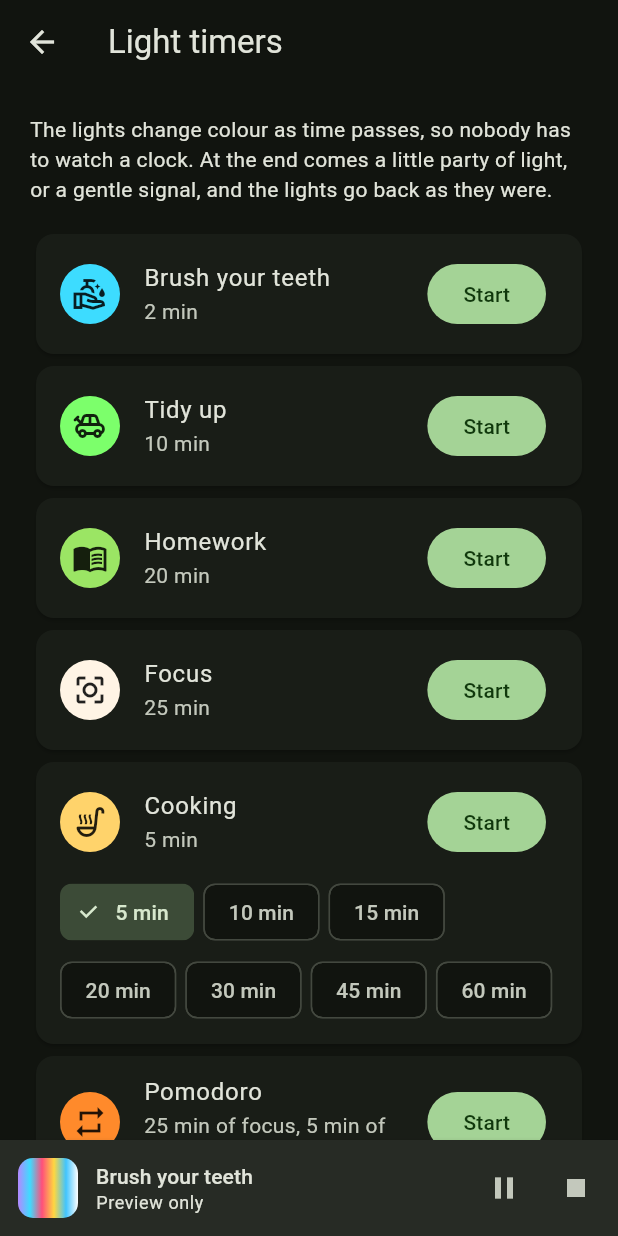
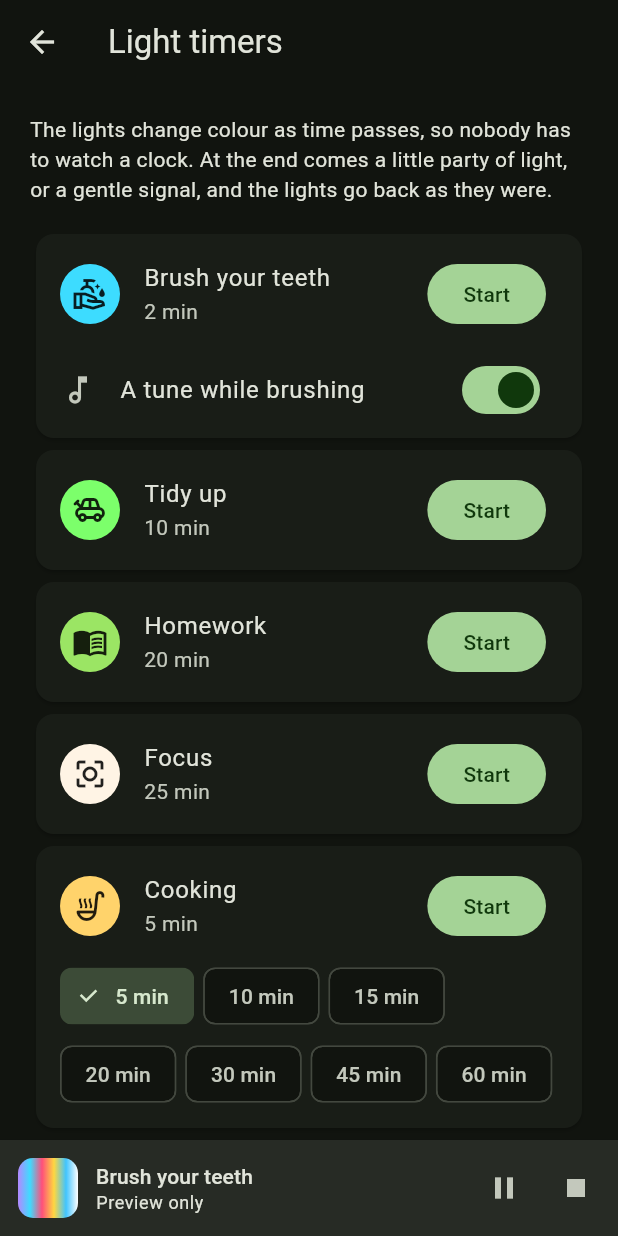
Before and after one commit to fz1101hub/Lumifx, a Flutter app: the TimersScreen screen opened directly, after a tap on "Start", after a tap on "5 min", on a phone screen of 412 x 824 dp. Run offline on Flutter 3.47's test engine with Material 3 defaults, Android fonts, the phone set to English and light mode, and no system bars; our stand-ins replace audioplayers, camera, flutter_secure_storage, flutter_tts, image_picker, qr_flutter and 2 more; missing offline and left inert: nsd, pointycastle, quick_actions, record; accounts and stored records are empty; generated files the repository leaves out were written again.

Commit message:
feat: a music-box tune while brushing teeth
The teeth timer can play Twinkle Twinkle on the music box round and
round through the two minutes (on by default, with sounds on); the
lights count down as before.

Co-Authored-By: Claude Opus 5.5 <noreply@anthropic.com>
Claude-Session: https://claude.ai/code/session_01Szg8pjb3m6ZX5QZMLK69pw

```diff
--- a/lib/l10n/app_de.arb
+++ b/lib/l10n/app_de.arb
@@ -1096,5 +1096,6 @@
   "noiseLoud": "Es wird laut …",
   "noiseTooLoud": "Zu laut!",
   "noiseTooLoudTimes": "{count, plural, =0{Noch nie zu laut} =1{Einmal zu laut} other{{count}-mal zu laut}}",
-  "noiseMicDenied": "LumiFX braucht das Mikrofon, um zu hören, wie laut es ist. Erlaube es in den Einstellungen des Telefons."
+  "noiseMicDenied": "LumiFX braucht das Mikrofon, um zu hören, wie laut es ist. Erlaube es in den Einstellungen des Telefons.",
+  "timerTune": "Eine Melodie beim Zähneputzen"
 }
--- a/lib/l10n/app_en.arb
+++ b/lib/l10n/app_en.arb
@@ -4419,5 +4419,9 @@
   "noiseMicDenied": "LumiFX needs the microphone to hear how loud it is. Allow it in the phone's settings.",
   "@noiseMicDenied": {
     "description": "Noise light: the microphone cannot be used"
+  },
+  "timerTune": "A tune while brushing",
+  "@timerTune": {
+    "description": "Teeth timer: switch to play a music-box tune while brushing"
   }
 }
--- a/lib/l10n/app_es.arb
+++ b/lib/l10n/app_es.arb
@@ -1096,5 +1096,6 @@
   "noiseLoud": "Hay mucho ruido…",
   "noiseTooLoud": "¡Demasiado ruido!",
   "noiseTooLoudTimes": "{count, plural, =0{Aún sin demasiado ruido} =1{Demasiado ruido una vez} other{Demasiado ruido {count} veces}}",
-  "noiseMicDenied": "LumiFX necesita el micrófono para oír cuánto ruido hay. Permítelo en los ajustes del teléfono."
+  "noiseMicDenied": "LumiFX necesita el micrófono para oír cuánto ruido hay. Permítelo en los ajustes del teléfono.",
+  "timerTune": "Una melodía mientras te cepillas"
 }
--- a/lib/l10n/app_fr.arb
+++ b/lib/l10n/app_fr.arb
@@ -1096,5 +1096,6 @@
   "noiseLoud": "Ça devient bruyant…",
   "noiseTooLoud": "Trop fort !",
   "noiseTooLoudTimes": "{count, plural, =0{Jamais trop fort pour l'instant} =1{Trop fort une fois} other{Trop fort {count} fois}}",
-  "noiseMicDenied": "LumiFX a besoin du micro pour entendre le volume. Autorise-le dans les réglages du téléphone."
+  "noiseMicDenied": "LumiFX a besoin du micro pour entendre le volume. Autorise-le dans les réglages du téléphone.",
+  "timerTune": "Une mélodie pendant le brossage"
 }
--- a/lib/l10n/app_it.arb
+++ b/lib/l10n/app_it.arb
@@ -1096,5 +1096,6 @@
   "noiseLoud": "Il rumore cresce…",
   "noiseTooLoud": "Troppo rumore!",
   "noiseTooLoudTimes": "{count, plural, =0{Ancora mai troppo rumore} =1{Troppo rumore una volta} other{Troppo rumore {count} volte}}",
-  "noiseMicDenied": "LumiFX ha bisogno del microfono per sentire quanto rumore c'è. Consentilo nelle impostazioni del telefono."
+  "noiseMicDenied": "LumiFX ha bisogno del microfono per sentire quanto rumore c'è. Consentilo nelle impostazioni del telefono.",
+  "timerTune": "Una melodia mentre ti lavi i denti"
 }
--- a/lib/l10n/app_ja.arb
+++ b/lib/l10n/app_ja.arb
@@ -1096,5 +1096,6 @@
   "noiseLoud": "ちょっとにぎやか…",
   "noiseTooLoud": "うるさすぎ！",
   "noiseTooLoudTimes": "{count, plural, other{うるさすぎ：{count}回}}",
-  "noiseMicDenied": "音の大きさを聞くにはマイクが必要です。スマートフォンの設定で許可してください。"
+  "noiseMicDenied": "音の大きさを聞くにはマイクが必要です。スマートフォンの設定で許可してください。",
+  "timerTune": "はみがき中にメロディ"
 }
--- a/lib/l10n/app_nl.arb
+++ b/lib/l10n/app_nl.arb
@@ -1096,5 +1096,6 @@
   "noiseLoud": "Het wordt luid…",
   "noiseTooLoud": "Te luid!",
   "noiseTooLoudTimes": "{count, plural, =0{Nog niet te luid geweest} =1{Eén keer te luid} other{{count} keer te luid}}",
-  "noiseMicDenied": "LumiFX heeft de microfoon nodig om te horen hoe luid het is. Sta het toe in de instellingen van de telefoon."
+  "noiseMicDenied": "LumiFX heeft de microfoon nodig om te horen hoe luid het is. Sta het toe in de instellingen van de telefoon.",
+  "timerTune": "Een melodietje tijdens het poetsen"
 }
--- a/lib/l10n/app_pt.arb
+++ b/lib/l10n/app_pt.arb
@@ -1096,5 +1096,6 @@
   "noiseLoud": "Está ficando barulhento…",
   "noiseTooLoud": "Barulho demais!",
   "noiseTooLoudTimes": "{count, plural, =0{Ainda sem barulho demais} =1{Barulho demais uma vez} other{Barulho demais {count} vezes}}",
-  "noiseMicDenied": "O LumiFX precisa do microfone para ouvir o volume. Permita nas configurações do telefone."
+  "noiseMicDenied": "O LumiFX precisa do microfone para ouvir o volume. Permita nas configurações do telefone.",
+  "timerTune": "Uma melodia enquanto escova"
 }
--- a/lib/src/core/sound/soundscape.dart
+++ b/lib/src/core/sound/soundscape.dart
@@ -29,6 +29,11 @@ class Soundscape {
 
 /// The id prefix of the effects that play a melody.
 const melodyEffectPrefix = '${LightingEffect.generatedPrefix}melody:';
+
+/// Ends the id of a light timer that plays a tune while it counts down.
+const timerTuneSuffix = ':tune';
+
+const _timerPrefix = '${LightingEffect.generatedPrefix}timer:';
 
 const _byEffect = <String, Soundscape>{
   'fireplace': Soundscape([Ambience.fire]),
@@ -74,6 +79,21 @@ Soundscape soundscapeOf(LightingEffect effect) {
             melody: melody,
             melodyTimes: (int.tryParse(times) ?? 1).clamp(1, 20));
   }
+  if (effect.id.startsWith(_timerPrefix) &&
+      effect.id.endsWith(timerTuneSuffix)) {
+    // Twinkle Twinkle on the music box, round and round until the time
+    // is up.
+    final countdown = effect.events
+        .where((e) => e.type == EffectEventTypes.countdown)
+        .firstOrNull;
+    if (countdown != null) {
+      final times =
+          (countdown.duration.inMilliseconds / twinkle.length.inMilliseconds)
+              .ceil();
+      return Soundscape(const [],
+          melody: twinkle, melodyTimes: times.clamp(1, 20));
+    }
+  }
   final known = _byEffect[effect.id];
   if (known != null) {
     return known;
--- a/lib/src/features/timers/light_timer.dart
+++ b/lib/src/features/timers/light_timer.dart
@@ -1,5 +1,6 @@
 import '../../core/effects/effect.dart';
 import '../../core/effects/effect_event.dart';
+import '../../core/sound/soundscape.dart';
 
 /// Timers shown by the lights: they change colour as time passes, then
 /// end with a little party of light (for children) or a gentle signal.
@@ -27,11 +28,17 @@ enum LightTimer {
   static const ending = Duration(seconds: 6);
 
   /// The effect that counts [length] down under [name]; it plays once and
-  /// the player stops it at its end.
-  LightingEffect effect({required String name, Duration? length}) {
+  /// the player stops it at its end. With [tune], a music box plays
+  /// through the time (see `soundscapeOf`).
+  LightingEffect effect({
+    required String name,
+    Duration? length,
+    bool tune = false,
+  }) {
     final time = length ?? Duration(minutes: minutes);
     return LightingEffect(
-      id: '${LightingEffect.generatedPrefix}timer:${this.name}',
+      id: '${LightingEffect.generatedPrefix}timer:${this.name}'
+          '${tune ? timerTuneSuffix : ''}',
       name: name,
       kind: EffectKind.interactive,
       isLooping: false,
--- a/lib/src/features/timers/timers_screen.dart
+++ b/lib/src/features/timers/timers_screen.dart
@@ -24,6 +24,9 @@ class TimersScreen extends StatefulWidget {
 
 class _TimersScreenState extends State<TimersScreen> {
   int _cookingMinutes = LightTimer.cooking.minutes;
+
+  /// Whether the teeth timer plays a tune.
+  var _tune = true;
   int _pomodoroRounds = 4;
 
   Future<void> _startPomodoro() async {
@@ -68,7 +71,11 @@ class _TimersScreenState extends State<TimersScreen> {
     final length = Duration(
       minutes: timer == LightTimer.cooking ? _cookingMinutes : timer.minutes,
     );
-    final effect = timer.effect(name: nameOf(l10n, timer), length: length);
+    final effect = timer.effect(
+      name: nameOf(l10n, timer),
+      length: length,
+      tune: timer == LightTimer.teeth && _tune,
+    );
     await playback.switchEffect(effect);
     if (playback.status == PlaybackStatus.idle) {
       await playback.start();
@@ -135,6 +142,13 @@ class _TimersScreenState extends State<TimersScreen> {
                               ),
                           ],
                         ),
+                      ),
+                    if (timer == LightTimer.teeth)
+                      SwitchListTile(
+                        secondary: const Icon(Icons.music_note_outlined),
+                        title: Text(l10n.timerTune),
+                        value: _tune,
+                        onChanged: (on) => setState(() => _tune = on),
                       ),
                   ],
                 ),
```
Also changed, not shown: 2 other files.
